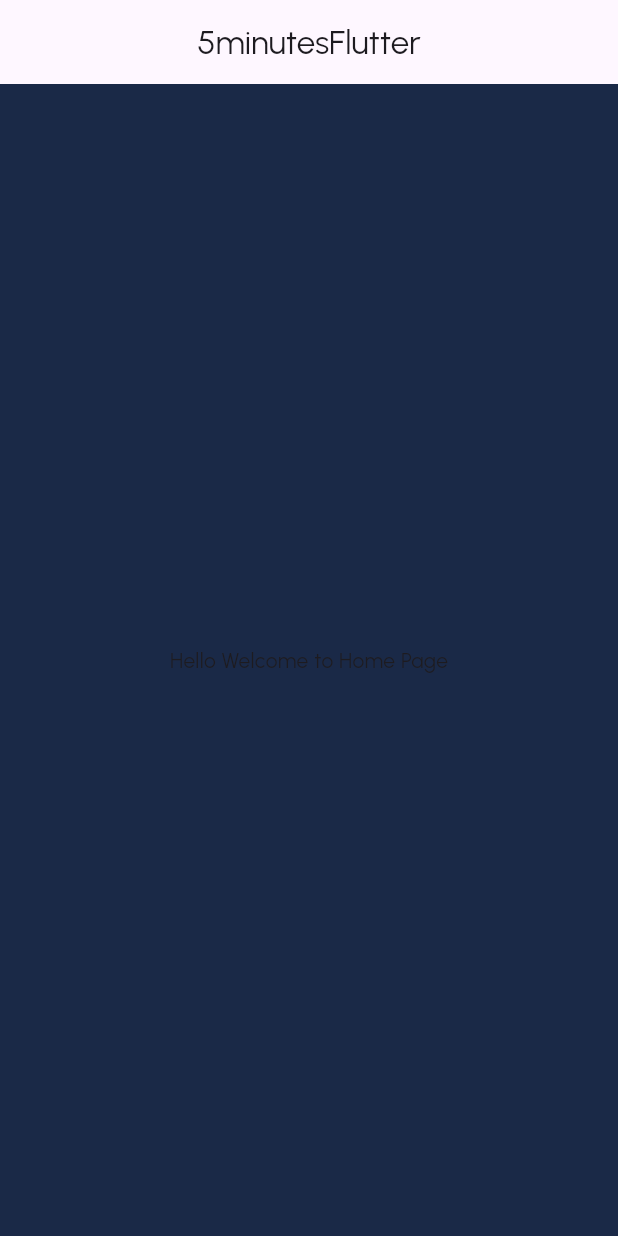
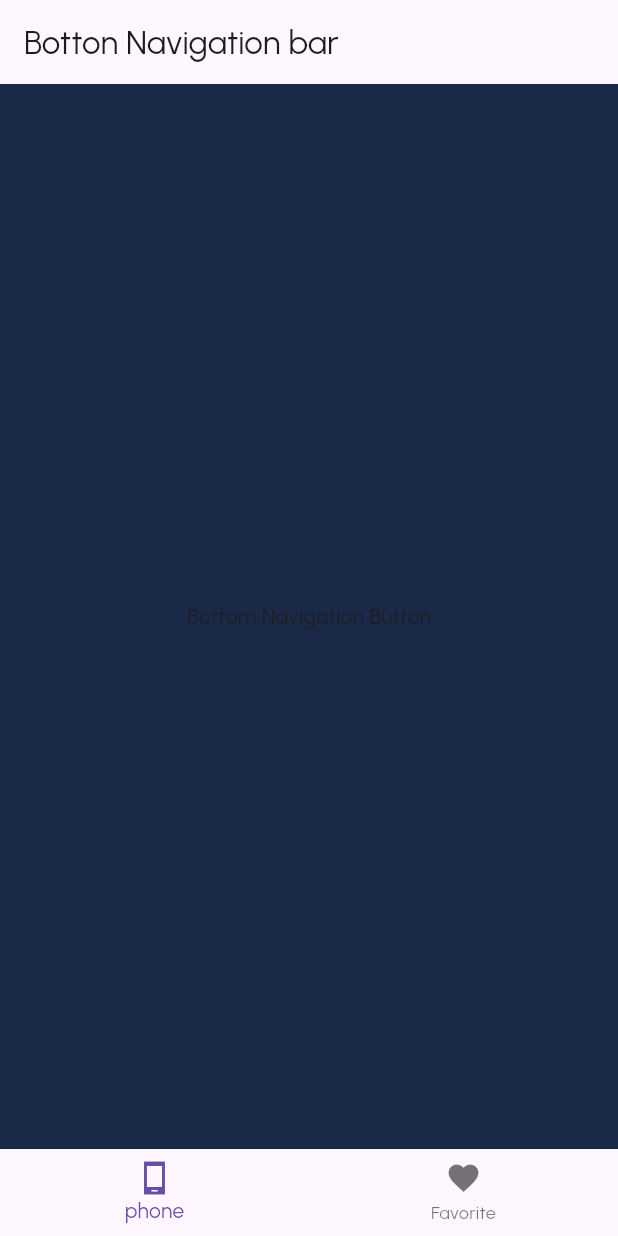
Before and after one commit to KHALEDKHLYAN/Flutter_Messaging-App, a Flutter app: the screen it shows after launch, scrolled down 68 dp, after a tap on "Log in", on a phone screen of 412 x 824 dp. Run offline on Flutter 3.47's test engine with Material 3 defaults, Android fonts, the phone set to English and light mode, and no system bars.

Commit message:
Bottom NavigationBar

```diff
--- a/lib/main.dart
+++ b/lib/main.dart
@@ -1,4 +1,7 @@
+// ignore_for_file: prefer_const_constructors
+
 import 'package:blog_app/pages/home_page.dart';
+import 'package:blog_app/pages/main_page.dart';
 import 'package:blog_app/styles/app_colors.dart';
 import 'package:flutter/material.dart';
 import 'pages/login_reg.dart';
@@ -24,6 +27,7 @@ class MyApp extends StatelessWidget {
       routes: {
         '/': (context) => LoginRegisterPage(),
         '/home': (context) => HomePage(),
+        '/main': (context) => MainPage(),
       },
     );
   }
--- a/lib/pages/login_reg.dart
+++ b/lib/pages/login_reg.dart
@@ -90,7 +90,7 @@ class _LoginRegisterPageState extends State<LoginRegisterPage> {
                   width: double.infinity,
                   child: ElevatedButton(
                     onPressed: () {
-                      Navigator.of(context).pushReplacementNamed('/home');
+                      Navigator.of(context).pushReplacementNamed('/main');
                     },
                     style: ElevatedButton.styleFrom(
                       backgroundColor: Colors.amber,
--- /dev/null
+++ b/lib/pages/main_page.dart
@@ -0,0 +1,29 @@
+// ignore_for_file: prefer_const_constructors, prefer_const_literals_to_create_immutables
+
+import 'package:flutter/material.dart';
+
+class MainPage extends StatelessWidget {
+  const MainPage({super.key});
+
+  @override
+  Widget build(BuildContext context) {
+    return Scaffold(
+      appBar: AppBar(
+        title: Text('Botton Navigation bar'),
+      ),
+      body: Center(
+        child: Text('Bottom Navigation Button'),
+      ),
+      bottomNavigationBar: BottomNavigationBar(
+        items: [
+          BottomNavigationBarItem(icon: Icon(Icons.phone_android_sharp),
+          label: 'phone',
+          ),
+          BottomNavigationBarItem(icon: Icon(Icons.favorite_sharp),
+          label: 'Favorite',
+          ),
+        ],
+      ),
+    );
+  }
+}
--- a/pubspec.yaml
+++ b/pubspec.yaml
@@ -61,6 +61,8 @@ flutter:
   # To add assets to your application, add an assets section, like this:
   assets:
     - assets/images/
+    - assets/temp/
+
 
   #   - images/a_dot_ham.jpeg
 
```
Also changed, not shown: lib/pages/home_page.dart (+37 -3 lines), assets/temp/bao.png (added).
